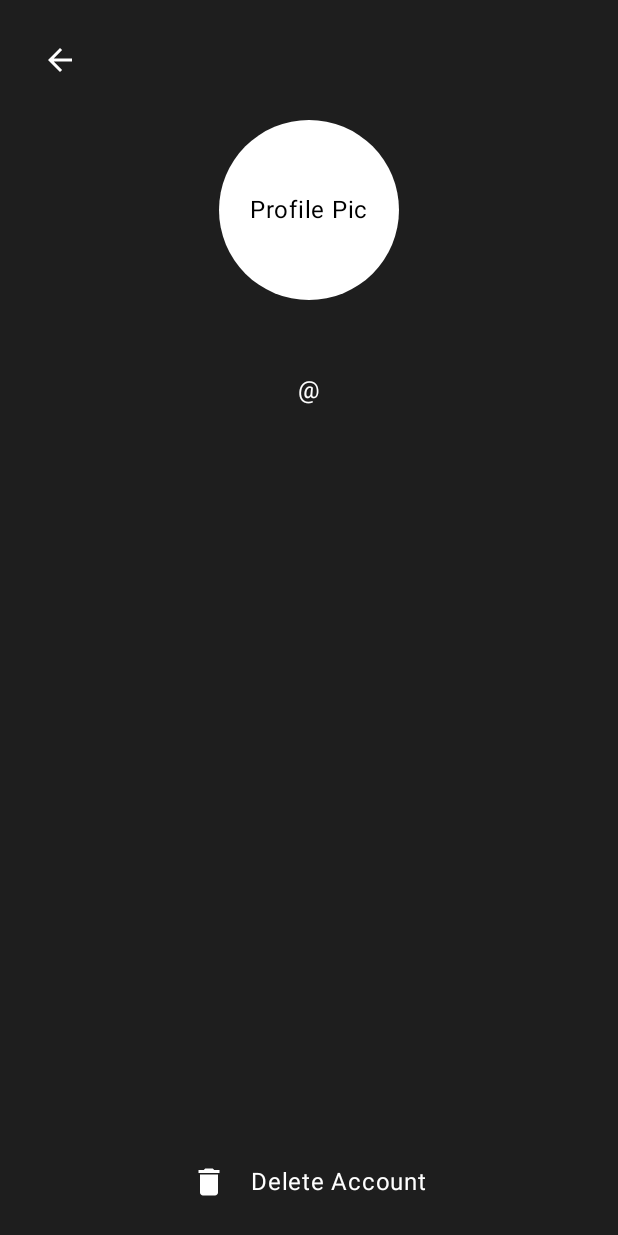
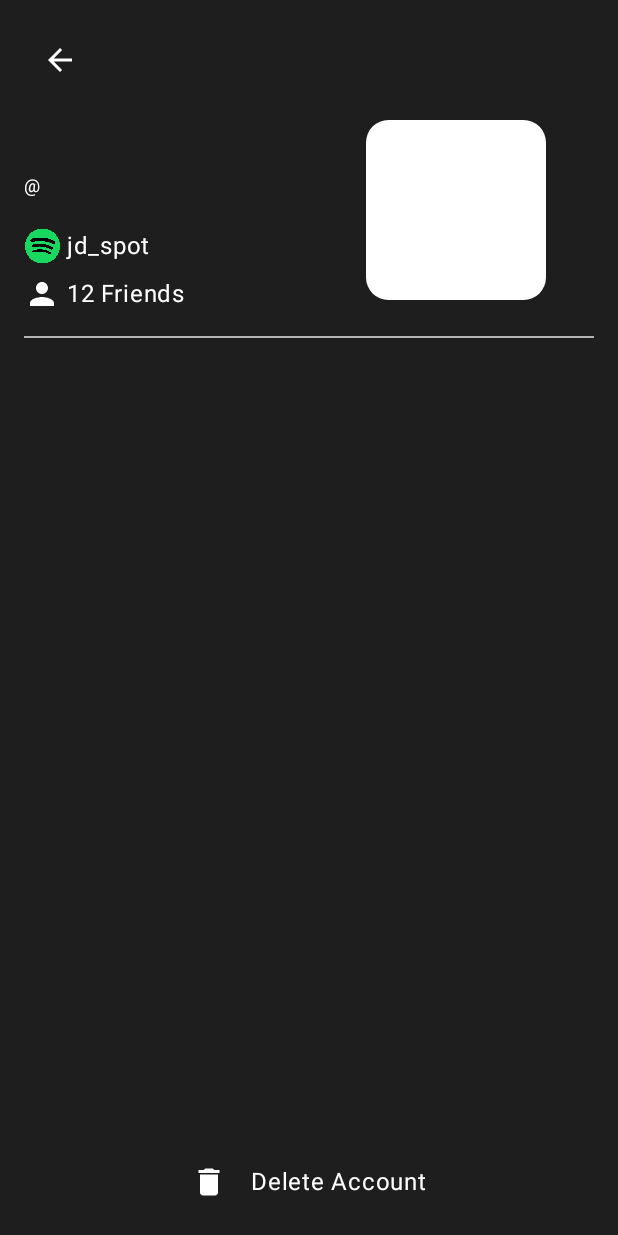
Before and after one commit to JugalC/SE2-App, an Android app built with Jetpack Compose: the ProfileActivity screen opened directly, with no data from a screen before it, on a phone screen of 412 x 824 dp. Run offline under Robolectric (Android 15) with nearby library versions, the phone set to English and light mode, and no system bars.

Commit message:
Update the UI

```diff
--- a/mobile/app/src/main/java/ca/uwaterloo/tunein/ProfileActivity.kt
+++ b/mobile/app/src/main/java/ca/uwaterloo/tunein/ProfileActivity.kt
@@ -4,6 +4,7 @@ import android.content.Intent
 import android.os.Bundle
 import androidx.activity.ComponentActivity
 import androidx.activity.compose.setContent
+import androidx.compose.foundation.Image
 import androidx.compose.foundation.background
 import androidx.compose.foundation.clickable
 import androidx.compose.foundation.layout.Arrangement
@@ -18,10 +19,12 @@ import androidx.compose.foundation.layout.padding
 import androidx.compose.foundation.layout.size
 import androidx.compose.foundation.layout.width
 import androidx.compose.foundation.shape.CircleShape
+import androidx.compose.foundation.shape.RoundedCornerShape
 import androidx.compose.material.MaterialTheme
 import androidx.compose.material.icons.Icons
 import androidx.compose.material.icons.automirrored.filled.ArrowBack
 import androidx.compose.material.icons.filled.Delete
+import androidx.compose.material.icons.filled.Person
 import androidx.compose.material3.IconButton
 import androidx.compose.material3.Surface
 import androidx.compose.material3.Text
@@ -30,8 +33,11 @@ import androidx.compose.ui.Alignment
 import androidx.compose.ui.Modifier
 import androidx.compose.ui.draw.clip
 import androidx.compose.ui.graphics.vector.ImageVector
+import androidx.compose.ui.res.painterResource
+import androidx.compose.ui.res.stringResource
 import androidx.compose.ui.tooling.preview.Preview
 import androidx.compose.ui.unit.dp
+import androidx.compose.ui.unit.sp
 import ca.uwaterloo.tunein.auth.AuthManager
 import ca.uwaterloo.tunein.components.Icon
 import ca.uwaterloo.tunein.data.User
@@ -77,12 +83,61 @@ fun ProfileContent(user: User, goBack: () -> Unit) {
                     }
                 }
                 Spacer(modifier = Modifier.height(16.dp))
-                ProfilePicture()
+                Row(
+                    modifier = Modifier.fillMaxWidth(),
+                ){
+                    Column(
+                        modifier = Modifier
+                            .fillMaxWidth(0.6f)
+
+                    ){
+                        Text(text = "${user.firstName} ${user.lastName}")
+                        Spacer(modifier = Modifier.height(8.dp))
+                        Text(text = "@${user.username}", fontSize=12.sp)
+                        Spacer(modifier = Modifier.height(16.dp))
+                        Row(
+                            modifier = Modifier
+                                .fillMaxWidth(0.7f)
+                        ){
+                            Image(
+                                painter = painterResource(id = R.drawable.spot),
+                                contentDescription = "Spotify logo",
+                                modifier = Modifier
+                                    .size(24.dp)
+                            )
+                            Text(text = " jd_spot", fontSize=16.sp)
+
+                        }
+                        Spacer(modifier = Modifier.height(8.dp))
+                        Row(
+                            modifier = Modifier
+                                .fillMaxWidth(0.7f)
+                        ){
+                            Icon(
+                                imageVector = Icons.Default.Person,
+                                contentDescription = null,
+                                modifier = Modifier.size(24.dp),
+                            )
+                            Text(text = " 12 Friends", fontSize=16.sp)
+                        }
+
+                    }
+                    Column(
+                        modifier = Modifier
+
+                    ){
+                        ProfilePicture()
+                    }
+                }
                 Spacer(modifier = Modifier.height(16.dp))
-                Text(text = "${user.firstName} ${user.lastName}")
-                Spacer(modifier = Modifier.height(8.dp))
-                Text(text = "@${user.username}")
-                Spacer(modifier = Modifier.height(16.dp))
+                Box(
+                    modifier = Modifier
+                        .fillMaxWidth()
+                        .height(1.dp)
+                        .background(color = Color.LightGray)
+                )
+
+
 
                 Spacer(modifier = Modifier.weight(1f))
                 ProfileOption(icon = Icons.Default.Delete, text = "Delete Account")
@@ -114,15 +169,15 @@ fun ProfileOption(icon: ImageVector, text: String) {
 @Composable
 fun ProfilePicture() {
     Box(
-        contentAlignment = Alignment.Center,
         modifier = Modifier
             .size(120.dp)
-            .clip(CircleShape)
+            .clip(RoundedCornerShape(15.dp, 15.dp, 15.dp, 15.dp))
             .background(color = MaterialTheme.colors.surface)
-    ) {
-        Text(text = "Profile Pic", color = Color.TextBlack)
-    }
+    )
 }
+
+@Composable
+fun
 
 @Preview
 @Composable
```
Also changed, not shown: mobile/app/src/main/res/drawable/spot.png (added).
